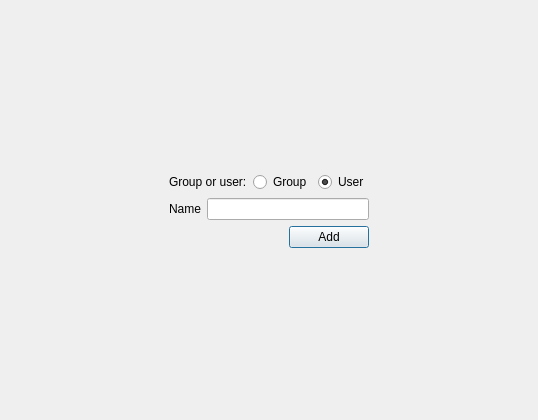
lucky-rydar/miMessage, file miMessageClient/addchatform.ui: the form before one commit.
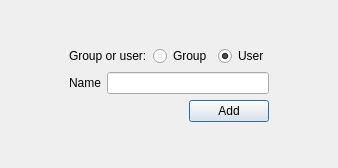
The form after the commit.

```diff
--- a/miMessageClient/addchatform.ui
+++ b/miMessageClient/addchatform.ui
@@ -6,8 +6,8 @@
    <rect>
     <x>0</x>
     <y>0</y>
-    <width>538</width>
-    <height>420</height>
+    <width>338</width>
+    <height>168</height>
    </rect>
   </property>
   <property name="windowTitle">
```
